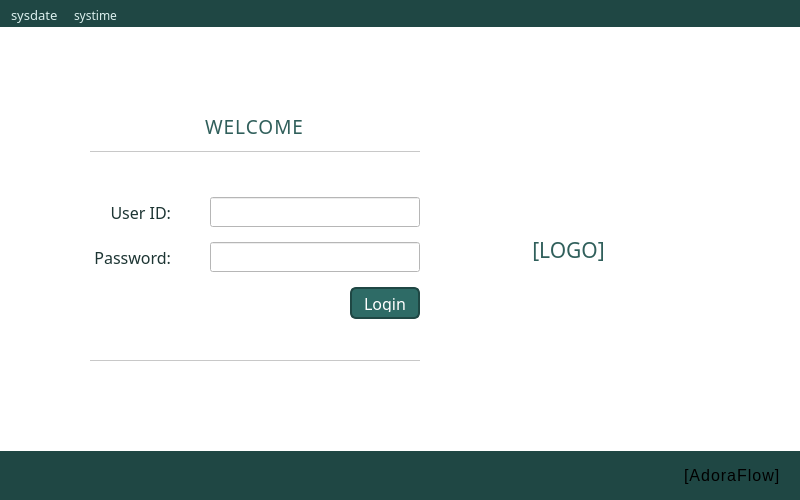
First picture: the form in ui/LoginPage.ui, repository karlito20/AdoraFlowProject, before the edit.
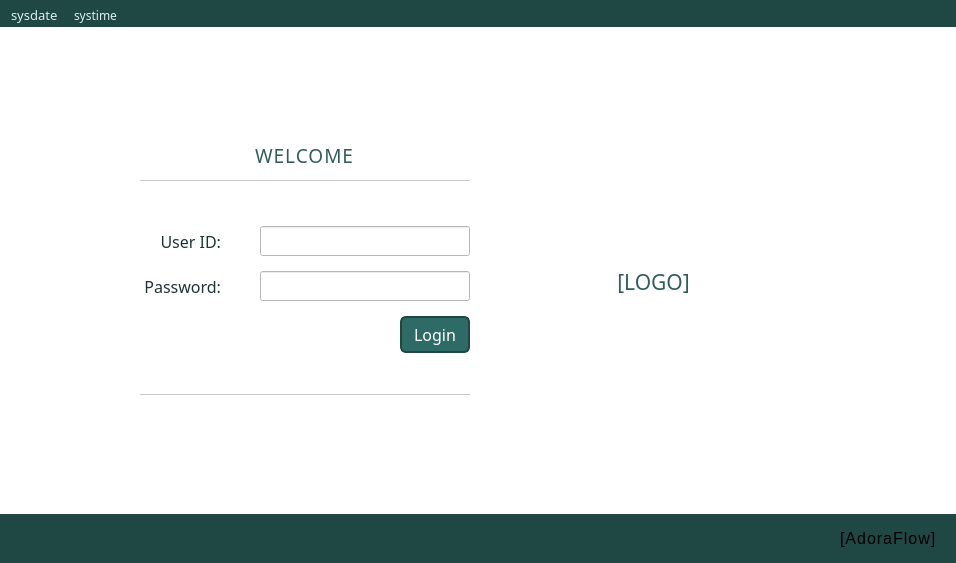
Second picture: the form after the edit. Icons and pictures are not drawn.

```diff
--- a/ui/LoginPage.ui
+++ b/ui/LoginPage.ui
@@ -6,8 +6,8 @@
    <rect>
     <x>0</x>
     <y>0</y>
-    <width>800</width>
-    <height>500</height>
+    <width>956</width>
+    <height>563</height>
    </rect>
   </property>
   <property name="sizePolicy">
```
